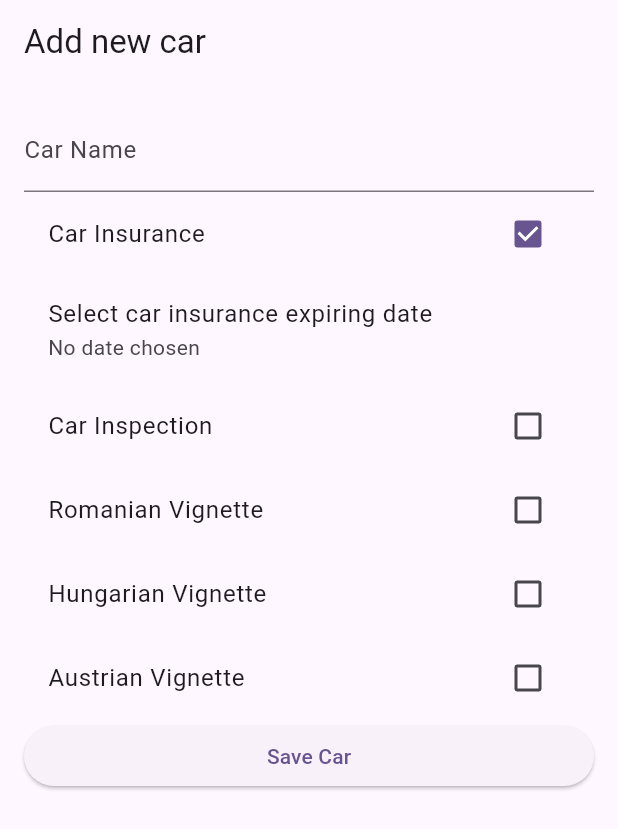
After one commit to Nathan-Augustinov/CarAlerts, a Flutter app: the screen it shows once a user with an empty profile is signed in, item 2 of the bottom bar chosen, after a tap on the "add" icon, after a tap on "Car Insurance", on a phone screen of 412 x 824 dp. The commit adds this screen. Shown: the top 829 px of the screen. Run offline on Flutter 3.47's test engine with Material 3 defaults, Android fonts, the phone set to English and light mode, and no system bars; our stand-ins replace firebase_auth, firebase_core, google_sign_in; accounts and stored records are empty.

Commit message:
"Implement Cars Screen and Add New Car functionality"
- Created CarsScreen with a dynamic list of cars. Each car is represented by a card that can be expanded to show detailed information.
- Implemented an 'Add' floating action button on the CarsScreen to navigate to the new car addition interface.
- Developed AddCarScreen for adding a new car with a user-friendly form.
- Updated MainScreen to link the 'Your Cars' tab directly to the new CarsScreen, enhancing the app's navigation flow and user experience.

```diff
--- /dev/null
+++ b/lib/screens/add_new_car_screen.dart
@@ -0,0 +1,115 @@
+import 'package:flutter/material.dart';
+
+class AddNewCarScreen extends StatefulWidget {
+  const AddNewCarScreen({super.key});
+
+
+  @override
+  State<AddNewCarScreen> createState() => _AddNewCarScreenState();
+}
+
+class _AddNewCarScreenState extends State<AddNewCarScreen>{
+  final _formKey = GlobalKey<FormState>();
+  String carName = '';
+  bool isInsuranceSelected = false;
+  bool isInspectionSelected = false;
+  bool isRomanianVignetteSelected = false;
+  bool isHungarianVignetteSelected = false;
+  bool isAustrianVignetteSelected = false;
+
+  DateTime? insuranceBegginingDate;
+  DateTime? inspectionBegginingDate;
+  DateTime? romanianVignetteBegginingDate;
+  DateTime? hungarianVignetteBegginingDate;
+  DateTime? austrainVignetteBegginingDate;
+
+  DateTime? insuranceExpiringDate;
+  DateTime? inspectionExpiringDate;
+  DateTime? romanianVignetteExpiringDate;
+  DateTime? hungarianVignetteExpiringDate;
+  DateTime? austrainVignetteExpiringDate;
+
+  @override
+  Widget build(BuildContext context) {
+    return Scaffold(
+      appBar: AppBar(
+        title: const Text("Add new car"),
+      ),
+       body: Form(
+        key: _formKey,
+        child: ListView(
+          padding: const EdgeInsets.all(16.0),
+          children: <Widget>[
+            TextFormField(
+              decoration: const InputDecoration(labelText: 'Car Name'),
+              onSaved: (value) => carName = value!,
+            ),
+            CheckboxListTile(
+              title: const Text('Car Insurance'),
+              value: isInsuranceSelected,
+              onChanged: (bool? value) {
+                setState(() => isInsuranceSelected = value!);
+              },
+            ),
+            if (isInsuranceSelected) _buildDateSelector('Select car insurance expiring date'),
+            CheckboxListTile(
+              title: const Text('Car Inspection'),
+              value: isInspectionSelected,
+              onChanged: (bool? value) {
+                setState(() => isInspectionSelected = value!);
+              },
+            ),
+            if (isInspectionSelected) _buildDateSelector('Select car inspection expiring date'),
+            CheckboxListTile(
+              title: const Text('Romanian Vignette'),
+              value: isRomanianVignetteSelected,
+              onChanged: (bool? value) {
+                setState(() => isRomanianVignetteSelected = value!);
+              },
+            ),
+            if (isRomanianVignetteSelected) _buildDateSelector('Select romanian vignette expiring date'),
+            CheckboxListTile(
+              title: const Text('Hungarian Vignette'),
+              value: isHungarianVignetteSelected,
+              onChanged: (bool? value) {
+                setState(() => isHungarianVignetteSelected = value!);
+              },
+            ),
+            if (isHungarianVignetteSelected) _buildDateSelector('Select hungarian vignette expiring date'),
+            CheckboxListTile(
+              title: const Text('Austrian Vignette'),
+              value: isAustrianVignetteSelected,
+              onChanged: (bool? value) {
+                setState(() => isAustrianVignetteSelected = value!);
+              },
+            ),
+            if (isAustrianVignetteSelected) _buildDateSelector('Select austrian vignette expiring date'),
+            ElevatedButton(
+              child: const Text('Save Car'),
+              onPressed: () {
+                // Implement save logic
+              },
+            ),
+          ],
+        ),
+      ),
+    );
+  }
+
+  Widget _buildDateSelector(String label) {
+    return ListTile(
+      title: Text(label),
+      subtitle: Text(insuranceExpiringDate?.toString() ?? 'No date chosen'),
+      onTap: () async {
+        DateTime? picked = await showDatePicker(
+          context: context,
+          initialDate: DateTime.now(),
+          firstDate: DateTime(2021),
+          lastDate: DateTime(2030),
+        );
+        if (picked != null) setState(() => insuranceExpiringDate = picked);
+      },
+    );
+  }
+
+}
--- /dev/null
+++ b/lib/screens/cars_screen.dart
@@ -0,0 +1,55 @@
+import 'package:car_alerts/screens/add_new_car_screen.dart';
+import 'package:flutter/material.dart';
+
+class CarsScreen extends StatefulWidget {
+  const CarsScreen({super.key});
+
+  @override
+  State<CarsScreen> createState() => _CarsScreenState();
+
+}
+
+class _CarsScreenState extends State<CarsScreen>{
+
+  List<String> cars = ["Car1", "Car2", "Car3"];
+  @override
+  Widget build(BuildContext context) {
+    return Scaffold(
+      appBar: AppBar(
+        title: const Text("Your Cars"),
+      ),
+      body: ListView.builder(
+        itemCount: cars.length,
+        itemBuilder:(context, index) {
+          return Card(
+            child: ExpansionTile(
+              title: Text(cars[index]),
+              children: const <Widget>[
+                Padding(
+                  padding: EdgeInsets.symmetric(horizontal: 16.0),
+                  child: Column(
+                    crossAxisAlignment: CrossAxisAlignment.start,
+                    children: <Widget>[
+                      Text("Item 1 : Expiration date"),
+                      Text("Item 2 : Expiration date"),
+                    ],
+                  ),
+                )
+              ],
+            ),
+          );
+        }
+      ),
+      floatingActionButton: FloatingActionButton(
+        onPressed: (){
+          Navigator.pushReplacement(
+            context,
+            MaterialPageRoute(builder: (context) =>  const AddNewCarScreen())
+          );
+        },
+        tooltip: "Add a new car",
+        child: const Icon(Icons.add),
+      ),
+    );
+  }
+}
--- a/lib/screens/main_screen.dart
+++ b/lib/screens/main_screen.dart
@@ -1,5 +1,6 @@
 import 'package:flutter/material.dart';
 import 'home_page_screen.dart';
+import 'cars_screen.dart';
 
 class MainScreen extends StatefulWidget {
   const MainScreen({super.key});
@@ -15,7 +16,7 @@ class _MainScreenState extends State<MainScreen>{
 
   static const List<Widget> _tabOptions = <Widget>[
     MyHomePage(),
-    MyHomePage(),
+    CarsScreen(),
     MyHomePage(),
   ];
 
```
